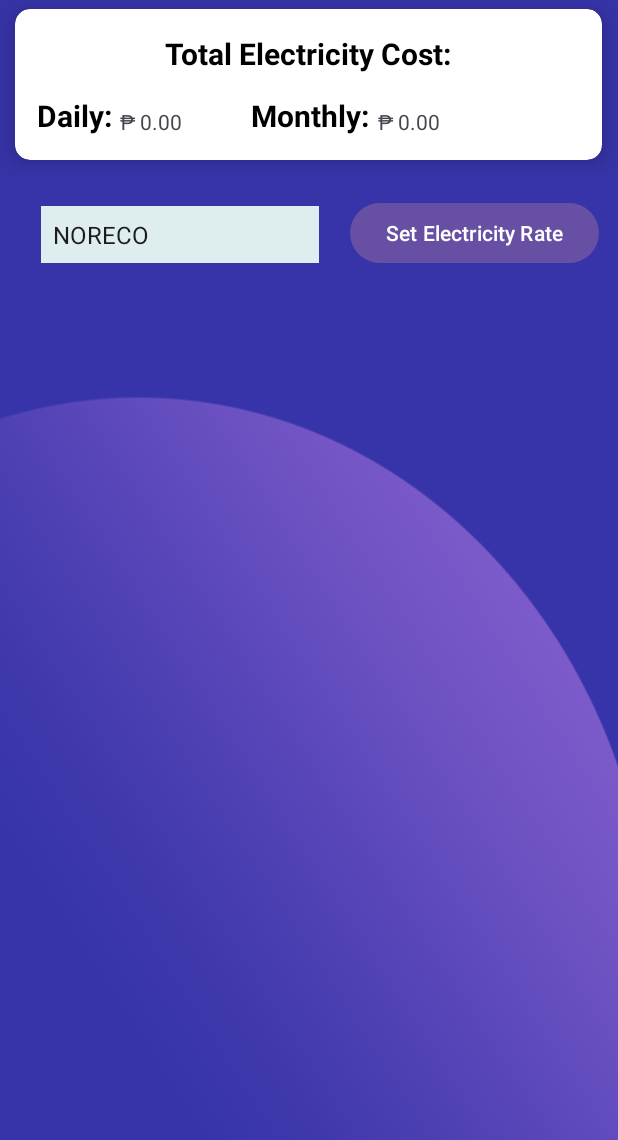
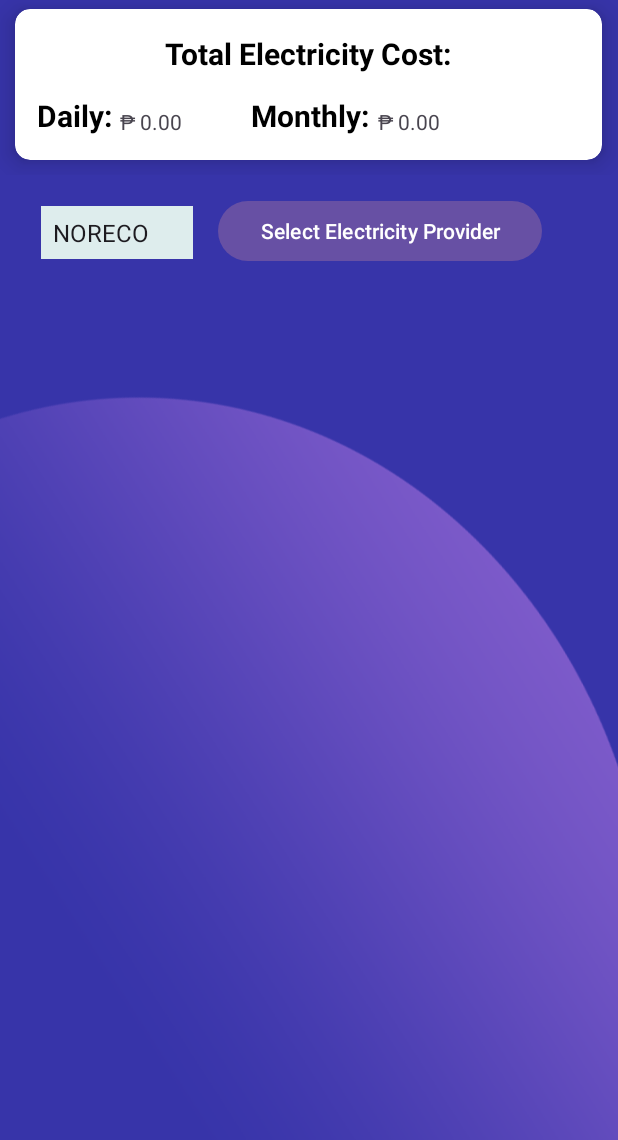
Before and after one commit to Thirdeyee1/Electric-Bill-Calculator-App, an Android app: the screen it shows after launch (automatic), after a tap on an icon or button, on a phone screen of 412 x 824 dp, the part 96-1236 px from its top. Run offline under Robolectric (Android 15) with nearby library versions, the phone set to English and light mode, and no system bars.

Commit message:
Pre-report Change

```diff
--- a/app/src/main/java/com/example/softdev/MainActivity.java
+++ b/app/src/main/java/com/example/softdev/MainActivity.java
@@ -65,7 +65,7 @@ public class MainActivity extends AppCompatActivity {
         DisplayMetrics displayMetrics = getResources().getDisplayMetrics();
         int screenWidth = displayMetrics.widthPixels;
 
-        int scrollX = currentCardIndex * 1087;
+        int scrollX = currentCardIndex * 722;
         scrollView.smoothScrollTo(scrollX, 0);
     }
 
--- a/app/src/main/java/com/example/softdev/ManualActivity.java
+++ b/app/src/main/java/com/example/softdev/ManualActivity.java
@@ -110,12 +110,13 @@ public class ManualActivity extends AppCompatActivity {
             double Rate = 11.85;
             if (r.isEmpty()) {
                 r = String.valueOf(Rate);
+                rate.setText(String.format("₱ %.2f / kWh", Rate));
                 rate.setHintTextColor(ContextCompat.getColor(ManualActivity.this, android.R.color.white)); // Set hint color to solid white
                 Toast.makeText(ManualActivity.this, "Using this rate 11.85", Toast.LENGTH_SHORT).show();
             } else {
                 try {
                     Rate = Double.parseDouble(r);
-                    rate.setText(String.format("₱ %.2f", Rate)); // Set text to ₱ user_input
+                    rate.setText(String.format("₱ %.2f / kWh", Rate)); // Set text to ₱ user_input
                     rate.setTextColor(ContextCompat.getColor(ManualActivity.this, android.R.color.white)); // Set text color to solid white
                     rate.setHint(""); // Clear hint
                 } catch (NumberFormatException e) {
@@ -174,7 +175,7 @@ public class ManualActivity extends AppCompatActivity {
         final EditText hrsDaily = view.findViewById(R.id.hrsDailyEdit);
 
         builder.setView(view);
-        builder.setTitle("Enter Details");
+        builder.setTitle("Enter Appliance Details");
         builder.setPositiveButton("OK", (dialog, which) -> {
             String nameStr = name.getText().toString();
             String loadStr = load.getText().toString();
--- a/app/src/main/res/layout/activity_automatic.xml
+++ b/app/src/main/res/layout/activity_automatic.xml
@@ -11,13 +11,13 @@
 
     <Button
         android:id="@+id/setRate2"
-        android:layout_width="wrap_content"
+        android:layout_width="216dp"
         android:layout_height="wrap_content"
         android:layout_alignParentStart="true"
         android:layout_alignParentTop="true"
-        android:layout_marginStart="233dp"
-        android:layout_marginTop="195dp"
-        android:text="Set Electricity Rate" />
+        android:layout_marginStart="145dp"
+        android:layout_marginTop="194dp"
+        android:text="Select Electricity Provider" />
 
     <RelativeLayout
         android:layout_width="match_parent"
@@ -154,8 +154,8 @@
 
     <Spinner
         android:id="@+id/rateEdit3"
-        android:layout_width="185dp"
-        android:layout_height="38dp"
+        android:layout_width="101dp"
+        android:layout_height="35dp"
         android:layout_alignParentStart="true"
         android:layout_alignParentTop="true"
         android:layout_marginStart="27dp"
--- a/app/src/main/res/layout/activity_main.xml
+++ b/app/src/main/res/layout/activity_main.xml
@@ -53,6 +53,7 @@
         android:layout_marginTop="270dp"
         android:layout_marginBottom="198dp"
         android:background="@drawable/automatic_button_bg_new"
+        android:elevation="50dp"
         android:scaleType="fitXY" />
 
     <ImageButton
@@ -66,6 +67,7 @@
         android:layout_marginEnd="50dp"
         android:layout_marginBottom="194dp"
         android:background="@drawable/manual_button_bg_new"
+        android:elevation="50dp"
         android:scaleType="fitXY" />
 
 
--- a/app/src/main/res/layout/activity_manual.xml
+++ b/app/src/main/res/layout/activity_manual.xml
@@ -24,6 +24,7 @@
         android:inputType="numberDecimal"
         android:maxLength="30"
         android:textAlignment="center"
+        android:textColor="#FFFFFF"
         android:textSize="20sp" />
 
     <Button
--- a/app/src/main/res/layout/card_tips.xml
+++ b/app/src/main/res/layout/card_tips.xml
@@ -12,7 +12,7 @@
         android:layout_centerInParent="true">
 
         <androidx.cardview.widget.CardView
-            android:layout_width="375dp"
+            android:layout_width="365dp"
             android:layout_height="160dp"
             android:layout_marginStart="10dp"
             android:layout_marginTop="10dp"
```
